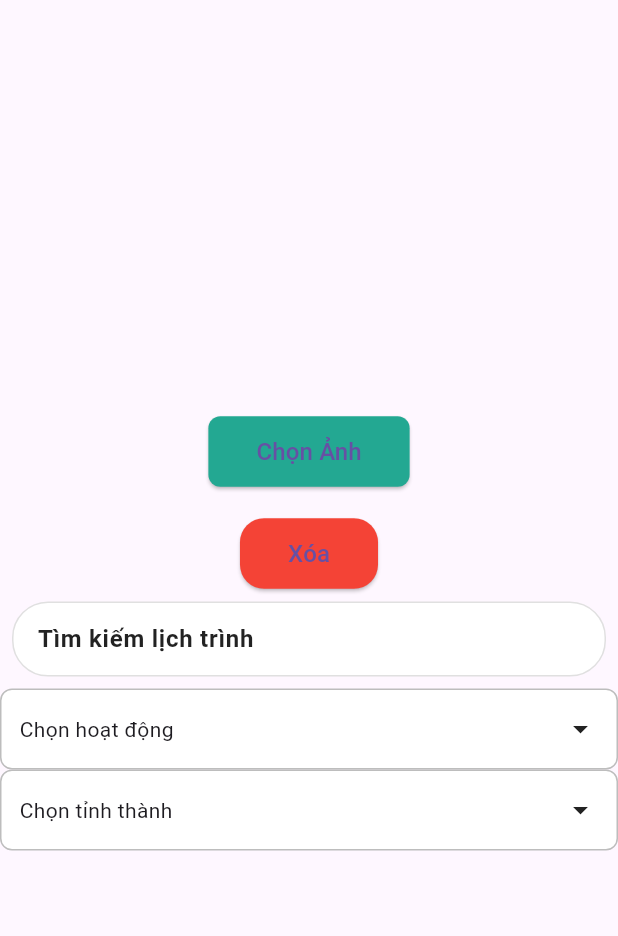
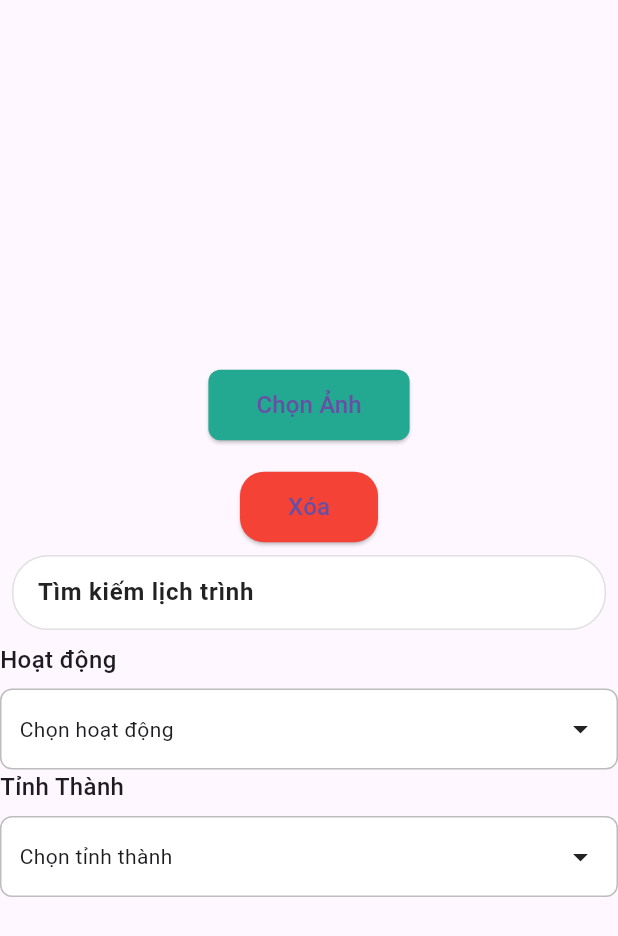
Before and after one commit to nppnam05/booking_tour_flutter, a Flutter app: the screen it shows after launch, on a phone screen of 412 x 824 dp. Shown: the top 936 px of the screen. Run offline on Flutter 3.47's test engine with Material 3 defaults, Android fonts, the phone set to English and light mode, and no system bars; our stand-ins replace cloud_firestore, dartz, dio, equatable, firebase_core, flutter_bloc and 5 more; missing offline and left inert: awesome_dio_interceptor, dart:ffi; accounts and stored records are empty; generated files the repository leaves out were written again.

Commit message:
fix bug dropdown_widget

```diff
--- a/lib/presentation/widget_use_for_many_screen/search_bar_widget.dart
+++ b/lib/presentation/widget_use_for_many_screen/search_bar_widget.dart
@@ -19,8 +19,6 @@ class SearchBarWidget extends StatefulWidget {
 }
 
 class _SearchBarWidgetState extends State<SearchBarWidget> {
-  final FocusNode _focusNode = FocusNode();
-
   @override
   void initState() {
     super.initState();
@@ -32,17 +30,12 @@ class _SearchBarWidgetState extends State<SearchBarWidget> {
   @override
   void dispose() {
     widget.controller.removeListener(_update);
-    _focusNode.dispose();
     super.dispose();
   }
 
   @override
   Widget build(BuildContext context) {
-    return GestureDetector(
-      onTap: () {
-        _focusNode.unfocus();
-      },
-      child: Container(
+    return Container(
       padding: const EdgeInsets.all(8),
       child: Container(
         decoration: BoxDecoration(
@@ -55,7 +48,6 @@ class _SearchBarWidgetState extends State<SearchBarWidget> {
             const SizedBox(width: 16),
             Expanded(
               child: TextField(
-                  focusNode: _focusNode,
                 controller: widget.controller,
                 onChanged: widget.onChanged,
                 style: const TextStyle(fontWeight: FontWeight.w600),
@@ -79,7 +71,6 @@ class _SearchBarWidgetState extends State<SearchBarWidget> {
           ],
         ),
       ),
-      ),
     );
   }
 }
--- a/lib/presentation/widget_use_for_many_screen/spiner_widget/dropdown_widget.dart
+++ b/lib/presentation/widget_use_for_many_screen/spiner_widget/dropdown_widget.dart
@@ -2,13 +2,13 @@ import 'package:booking_tour_flutter/presentation/widget_use_for_many_screen/spi
 import 'package:booking_tour_flutter/presentation/widget_use_for_many_screen/spiner_widget/select_dialog/select_dialog_cubit.dart';
 import 'package:flutter/material.dart';
 
-class CustomSelectPopup extends StatefulWidget {
+class DropDownWidget extends StatefulWidget {
   final String title;
   final List<String> options;
   final SelectMode mode;
   final ValueChanged<List<String>> onChanged;
 
-  const CustomSelectPopup({
+  const DropDownWidget({
     super.key,
     required this.title,
     required this.options,
@@ -17,10 +17,10 @@ class CustomSelectPopup extends StatefulWidget {
   });
 
   @override
-  State<CustomSelectPopup> createState() => _CustomSelectPopupState();
+  State<DropDownWidget> createState() => _DropDownWidgetState();
 }
 
-class _CustomSelectPopupState extends State<CustomSelectPopup> {
+class _DropDownWidgetState extends State<DropDownWidget> {
   List<String> selectedItems = [];
 
   Future<void> _openPopup() async {
@@ -48,7 +48,17 @@ class _CustomSelectPopupState extends State<CustomSelectPopup> {
             ? 'Chọn ${widget.title.toLowerCase()}'
             : selectedItems.join(', ');
 
-    return InkWell(
+    return Column(
+      crossAxisAlignment: CrossAxisAlignment.start,
+      children: [
+        Padding(
+          padding: const EdgeInsets.only(bottom: 8),
+          child: Text(
+            widget.title,
+            style: const TextStyle(fontSize: 16, fontWeight: FontWeight.w500),
+          ),
+        ),
+        InkWell(
           onTap: _openPopup,
           borderRadius: BorderRadius.circular(8),
           child: Container(
@@ -66,6 +76,8 @@ class _CustomSelectPopupState extends State<CustomSelectPopup> {
               ],
             ),
           ),
+        ),
+      ],
     );
   }
 }
--- a/lib/presentation/widget_use_for_many_screen/spiner_widget/select_dialog/select_dialog.dart
+++ b/lib/presentation/widget_use_for_many_screen/spiner_widget/select_dialog/select_dialog.dart
@@ -69,7 +69,10 @@ class _SelectDialogState extends State<SelectDialog> {
                     controller: _searchController,
                     hintText: 'Tìm ${state.title.toLowerCase()}',
                     onChanged: cubit.updateSearch,
-                    onClear: cubit.clearSearch,
+                    onClear: () {
+                      _searchController.clear();
+                      cubit.clearSearch();
+                    },
                   ),
                   const SizedBox(height: 12),
                   Expanded(
--- a/lib/presentation/widget_use_for_many_screen/test_button_choose_img_screen.dart
+++ b/lib/presentation/widget_use_for_many_screen/test_button_choose_img_screen.dart
@@ -54,7 +54,7 @@ class _TestScreenState extends State<TestScreen> {
               },
             ),
 
-            CustomSelectPopup(
+            DropDownWidget(
               title: 'Hoạt động',
               options: [
                 'Quảng Ninh',
@@ -67,7 +67,7 @@ class _TestScreenState extends State<TestScreen> {
                 debugPrint('Đã chọn: $values');
               },
             ),
-            CustomSelectPopup(
+            DropDownWidget(
               title: 'Tỉnh Thành',
               options: const [
                 'Quảng Ninh',
```
Lines whose indentation alone changed are shown as unchanged.
